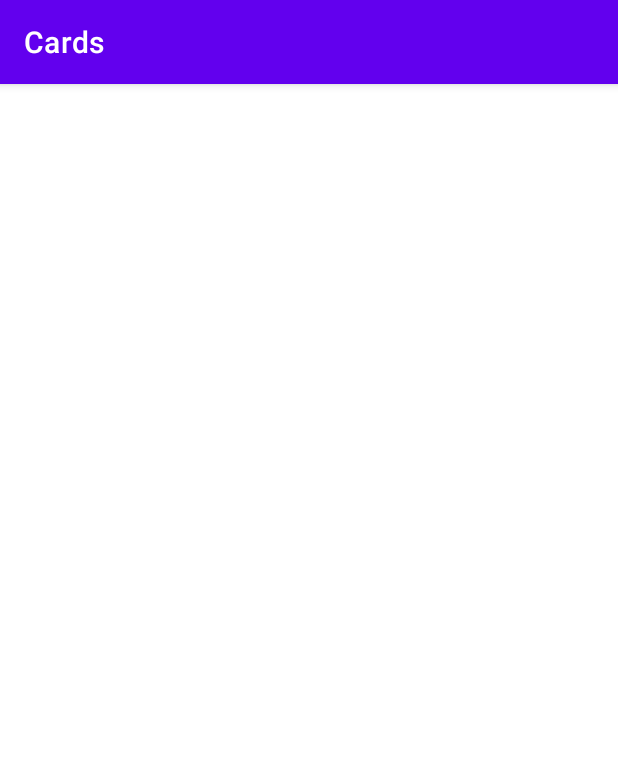
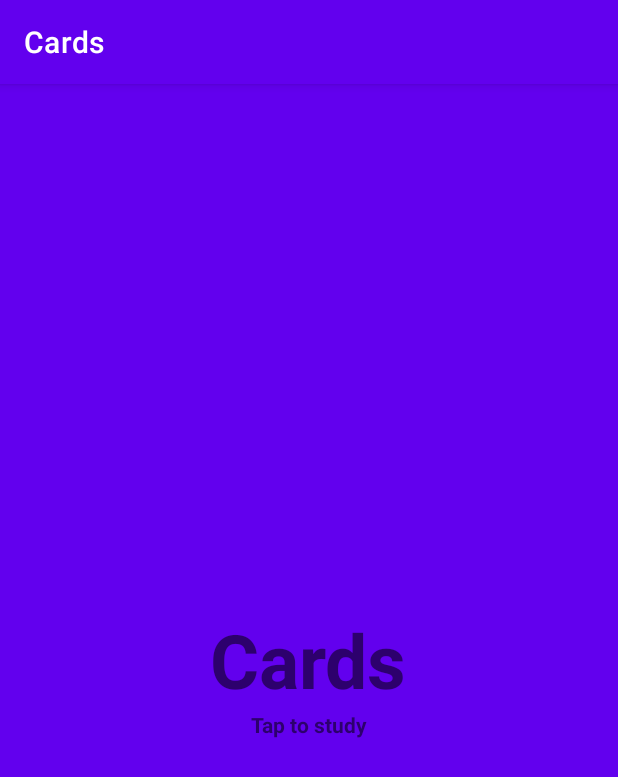
Before and after one commit to juflix/aplicaciones-moviles, an Android app: the screen it shows after launch (MainActivity before the commit, TitleActivity after it), on a phone screen of 412 x 824 dp. Shown: the top 777 px of the screen. Run offline under Robolectric (Android 15) with nearby library versions, the phone set to English and light mode, and no system bars; our stand-ins replace Timber, data binding.

Commit message:
unit 14 finie

```diff
--- a/app/src/main/java/com/example/cards/MainActivity.kt
+++ b/app/src/main/java/com/example/cards/StudyActivity.kt
@@ -6,16 +6,15 @@ import android.view.View
 import android.widget.Toast
 import androidx.databinding.DataBindingUtil
 import androidx.lifecycle.ViewModelProvider
-import com.example.cards.databinding.ActivityMainBinding
-import com.google.android.material.snackbar.Snackbar
+import com.example.cards.databinding.ActivityStudyBinding
 import timber.log.Timber
 import java.util.*
 
-class MainActivity : AppCompatActivity() {
-    lateinit var binding: ActivityMainBinding
+class StudyActivity : AppCompatActivity() {
+    lateinit var binding: ActivityStudyBinding
 
-    private val viewModel: MainViewModel by lazy {
-        ViewModelProvider(this).get(MainViewModel::class.java)
+    private val viewModel: StudyViewModel by lazy {
+        ViewModelProvider(this).get(StudyViewModel::class.java)
     }
 
     private var listener = View.OnClickListener { v ->
@@ -27,7 +26,7 @@ class MainActivity : AppCompatActivity() {
         }
         viewModel.update(quality)
         if (viewModel.card == null){
-            Toast.makeText(this@MainActivity,
+            Toast.makeText(this@StudyActivity,
                 "No more cards to review",
                 Toast.LENGTH_SHORT
             ).show()
@@ -38,9 +37,10 @@ class MainActivity : AppCompatActivity() {
 
     override fun onCreate(savedInstanceState: Bundle?) {
         super.onCreate(savedInstanceState)
-        binding = DataBindingUtil.setContentView(this, R.layout.activity_main)
+        binding = DataBindingUtil.setContentView(this, R.layout.activity_study)
 
         binding.viewModel = viewModel
+
         binding.answerButton.setOnClickListener {
             viewModel.card?.answered = true
             binding.invalidateAll()
--- /dev/null
+++ b/app/src/main/java/com/example/cards/TitleActivity.kt
@@ -0,0 +1,20 @@
+package com.example.cards
+
+import android.content.Context
+import android.content.Intent
+import androidx.appcompat.app.AppCompatActivity
+import android.os.Bundle
+import android.service.autofill.TextValueSanitizer
+import android.view.View
+import android.widget.TextView
+import androidx.databinding.DataBindingUtil
+import com.example.cards.databinding.ActivityTitleBinding
+
+class TitleActivity : AppCompatActivity() {
+    lateinit var binding: ActivityTitleBinding
+
+    override fun onCreate(savedInstanceState: Bundle?) {
+        super.onCreate(savedInstanceState)
+        binding = DataBindingUtil.setContentView(this, R.layout.activity_title)
+    }
+}
--- /dev/null
+++ b/app/src/main/java/com/example/cards/TitleFragment.kt
@@ -0,0 +1,26 @@
+package com.example.cards
+
+import android.os.Bundle
+import android.view.LayoutInflater
+import android.view.View
+import android.view.ViewGroup
+import androidx.databinding.DataBindingUtil
+import androidx.fragment.app.Fragment
+import com.example.cards.databinding.FragmentTitleBinding
+
+class TitleFragment: Fragment() {
+
+    override fun onCreateView(
+        inflater: LayoutInflater,
+        container: ViewGroup?,
+        savedInstanceState: Bundle?
+    ): View? {
+        val binding = DataBindingUtil.inflate<FragmentTitleBinding>(
+            inflater,
+            R.layout.fragment_title,
+            container,
+            false)
+
+        return binding.root
+    }
+}
--- /dev/null
+++ b/app/src/main/res/layout/activity_title.xml
@@ -0,0 +1,17 @@
+<?xml version="1.0" encoding="utf-8"?>
+
+<layout xmlns:android="http://schemas.android.com/apk/res/android">
+
+    <LinearLayout
+        android:layout_width="match_parent"
+        android:layout_height="match_parent"
+        android:orientation="vertical">
+
+        <androidx.fragment.app.FragmentContainerView
+            android:id="@+id/titleFragment"
+            android:name="com.example.cards.TitleFragment"
+            android:layout_width="match_parent"
+            android:layout_height="match_parent" />
+    </LinearLayout>
+
+</layout>
--- /dev/null
+++ b/app/src/main/res/layout/fragment_title.xml
@@ -0,0 +1,29 @@
+<?xml version="1.0" encoding="utf-8"?>
+
+<layout xmlns:android="http://schemas.android.com/apk/res/android">
+
+    <RelativeLayout
+        android:layout_width="match_parent"
+        android:layout_height="match_parent"
+        android:background="@color/purple_500">
+
+        <TextView
+            android:id="@+id/cards_title_text_view"
+            android:layout_width="wrap_content"
+            android:layout_height="wrap_content"
+            android:layout_centerInParent="true"
+            android:text="@string/app_name"
+            android:textSize="50sp"
+            android:textStyle="bold"/>
+
+        <TextView
+            android:layout_width="wrap_content"
+            android:layout_height="wrap_content"
+            android:layout_below="@id/cards_title_text_view"
+            android:layout_centerInParent="true"
+            android:text="@string/subtitle_text"
+            android:textStyle="bold"/>
+
+    </RelativeLayout>
+
+</layout>
--- a/app/src/main/res/values/strings.xml
+++ b/app/src/main/res/values/strings.xml
@@ -10,4 +10,9 @@
     <string name="doubt_button_title">Doubt</string>
     <string name="hard_button_title">Hard</string>
 
+    <string name="info_text_view_message">Remaining cards</string>
+    <string name="due_cards_format">%d remaining cards</string>
+
+    <string name="subtitle_text">Tap to study</string>
+
 </resources>
--- a/build.gradle
+++ b/build.gradle
@@ -2,7 +2,7 @@
 plugins {
     id 'com.android.application' version '7.1.2' apply false
     id 'com.android.library' version '7.1.2' apply false
-    id 'org.jetbrains.kotlin.android' version '1.5.30' apply false
+    id 'org.jetbrains.kotlin.android' version '1.6.21' apply false
 }
 
 task clean(type: Delete) {
```
Also changed, not shown: app/src/main/AndroidManifest.xml (+7 -4 lines), app/src/main/java/com/example/cards/StudyViewMode.kt (renamed from app/src/main/java/com/example/cards/MainViewMode.kt, +9 -1 lines), app/src/main/res/layout-land/activity_study.xml (renamed from app/src/main/res/layout-land/activity_main.xml, +11 -3 lines), app/src/main/res/layout/activity_study.xml (renamed from app/src/main/res/layout/activity_main.xml, +11 -1 lines), 1 other file.
